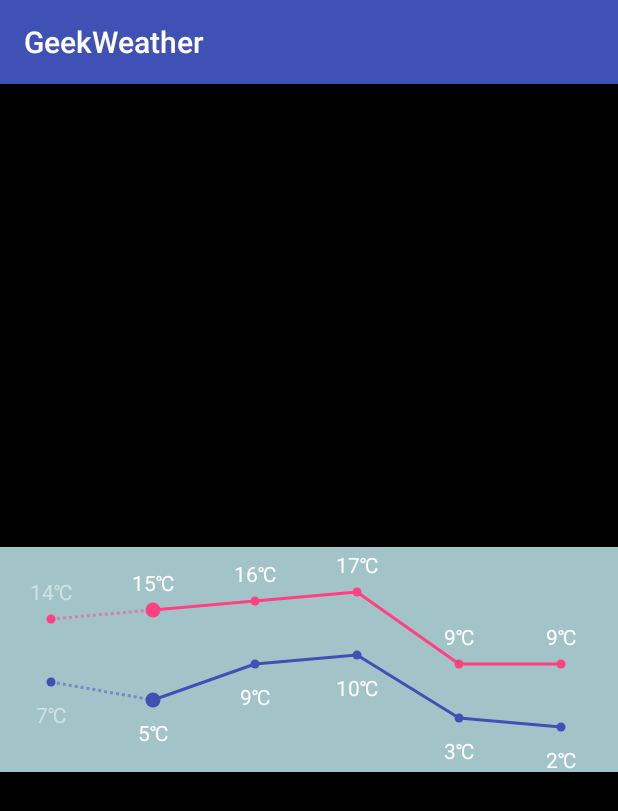
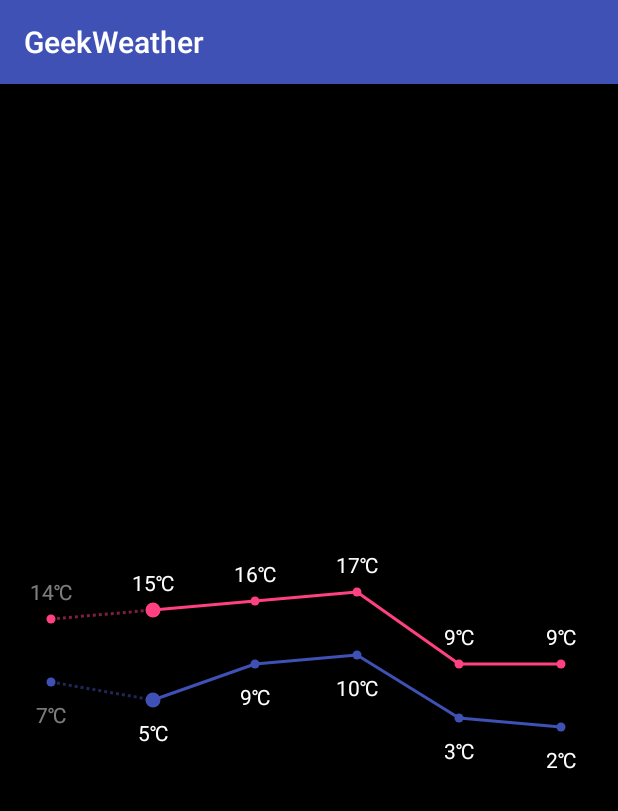
Before and after one commit to JayRichrd/GeekWeather, an Android app: the screen it shows after launch (CustomedViewActivity), on a phone screen of 412 x 824 dp. Shown: the top 811 px of the screen. Run offline under Robolectric (Android 15) with nearby library versions, the phone set to English and light mode, and no system bars.

Commit message:
resolve conflict and merge

```diff
--- a/app/src/main/res/layout/activity_customed_view.xml
+++ b/app/src/main/res/layout/activity_customed_view.xml
@@ -11,7 +11,6 @@
         android:layout_width="match_parent"
         android:layout_height="150dp"
         android:layout_centerInParent="true"
-        android:background="#a2c4c9"
         wcv:textColor="@android:color/white"
         wcv:textSize="14sp"/>
 
```
